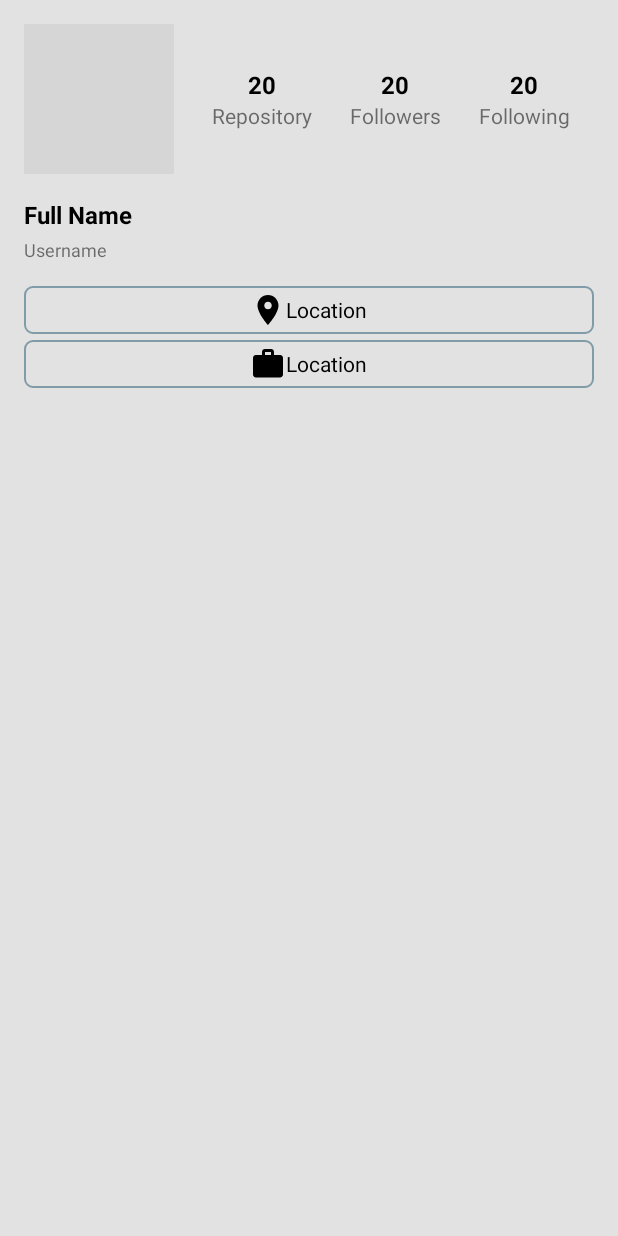
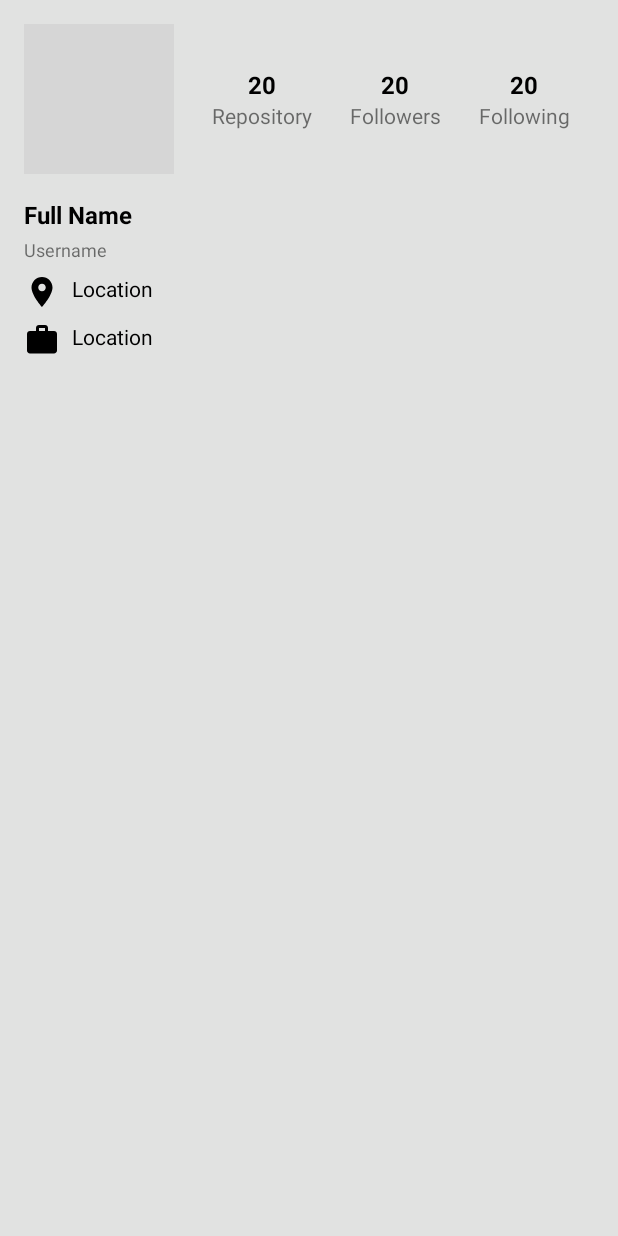
Before and after one commit to fadlan7/Android-Fundamental, an Android app: the layout activity_user_detail.xml on its own in the app's theme, with its tools: preview values and no code run, on a phone screen of 412 x 824 dp. Run offline under Robolectric (Android 15) with nearby library versions, the phone set to English and light mode, and no system bars; grey boxes are pictures that could not be loaded.

Commit message:
Detail Fragment, view pager, list user follow, delete string user list submission 1

```diff
--- a/app/src/main/AndroidManifest.xml
+++ b/app/src/main/AndroidManifest.xml
@@ -25,7 +25,7 @@
             </intent-filter>
         </activity>
         <activity
-            android:name=".ui.UserDetailActivity"
+            android:name=".ui.detail.UserDetailActivity"
             android:exported="false" />
         <activity
             android:name=".MainActivity"
--- /dev/null
+++ b/app/src/main/java/com/fadlan/githubuserapp/ui/detail/DetailViewModel.java
@@ -0,0 +1,4 @@
+package com.fadlan.githubuserapp.ui.detail;
+
+public class DetailViewModel {
+}
--- a/app/src/main/java/com/fadlan/githubuserapp/ui/UserDetailActivity.kt
+++ b/app/src/main/java/com/fadlan/githubuserapp/ui/detail/UserDetailActivity.kt
@@ -1,4 +1,4 @@
-package com.fadlan.githubuserapp.ui
+package com.fadlan.githubuserapp.ui.detail
 
 import androidx.appcompat.app.AppCompatActivity
 import android.os.Bundle
--- /dev/null
+++ b/app/src/main/java/com/fadlan/githubuserapp/ui/detail/UserDetailAdapter.java
@@ -0,0 +1,4 @@
+package com.fadlan.githubuserapp.ui.detail;
+
+public class UserDetailAdapter {
+}
--- a/app/src/main/java/com/fadlan/githubuserapp/viewmodel/MainViewModel.kt
+++ b/app/src/main/java/com/fadlan/githubuserapp/ui/main/MainViewModel.kt
@@ -1,15 +1,13 @@
-package com.fadlan.githubuserapp.viewmodel
+package com.fadlan.githubuserapp.ui.main
 
 import android.annotation.SuppressLint
 import android.util.Log
 import android.view.View
 import androidx.lifecycle.MutableLiveData
 import androidx.lifecycle.ViewModel
-import com.fadlan.githubuserapp.R
 import com.fadlan.githubuserapp.data.model.SearchResponse
 import com.fadlan.githubuserapp.data.model.ItemsItem
 import com.fadlan.githubuserapp.data.setting.ApiConfig
-import com.fadlan.githubuserapp.databinding.ActivityMainBinding
 import retrofit2.Response
 import retrofit2.Call
 import retrofit2.Callback
--- a/app/src/main/java/com/fadlan/githubuserapp/adapter/UserListAdapter.kt
+++ b/app/src/main/java/com/fadlan/githubuserapp/ui/main/UserListAdapter.kt
@@ -1,4 +1,4 @@
-package com.fadlan.githubuserapp.adapter
+package com.fadlan.githubuserapp.ui.main
 
 import android.content.Context
 import android.content.Intent
@@ -8,11 +8,9 @@ import android.widget.ImageView
 import android.widget.TextView
 import androidx.recyclerview.widget.RecyclerView
 import com.bumptech.glide.Glide
-import com.bumptech.glide.request.RequestOptions
-import com.fadlan.githubuserapp.User
 import com.fadlan.githubuserapp.databinding.UsersListBinding
 import com.fadlan.githubuserapp.data.model.ItemsItem
-import com.fadlan.githubuserapp.ui.UserDetailActivity
+import com.fadlan.githubuserapp.ui.detail.UserDetailActivity
 
 class UserListAdapter(private val context: Context) :
     RecyclerView.Adapter<UserListAdapter.ListViewHolder>() {
--- a/app/src/main/res/layout/activity_user_detail.xml
+++ b/app/src/main/res/layout/activity_user_detail.xml
@@ -5,6 +5,18 @@
     android:layout_width="match_parent"
     android:layout_height="match_parent"
     android:background="@color/background">
+
+    <ScrollView
+        android:layout_width="match_parent"
+        android:layout_height="wrap_content"
+        android:fillViewport="true"
+        app:layout_constraintEnd_toEndOf="parent"
+        app:layout_constraintStart_toStartOf="parent"
+        app:layout_constraintTop_toTopOf="parent">
+
+        <androidx.constraintlayout.widget.ConstraintLayout
+            android:layout_width="match_parent"
+            android:layout_height="wrap_content">
 
             <de.hdodenhof.circleimageview.CircleImageView
                 android:id="@+id/iv_users_photo"
@@ -101,65 +113,69 @@
                 app:layout_constraintTop_toBottomOf="@+id/tv_fullName"
                 tools:text="@string/username_dummy" />
 
-    <LinearLayout
-        android:id="@+id/linearLocation"
-        android:layout_width="match_parent"
-        android:layout_height="wrap_content"
-        android:layout_margin="16dp"
-        android:background="@drawable/cell_shape"
-        android:gravity="center"
-        android:orientation="horizontal"
-        android:padding="4dp"
-        app:layout_constraintStart_toStartOf="parent"
-        app:layout_constraintTop_toBottomOf="@+id/tv_username">
-
             <ImageView
                 android:id="@+id/img_location"
                 android:layout_width="wrap_content"
                 android:layout_height="wrap_content"
+                android:layout_marginStart="16dp"
+                android:layout_marginTop="8dp"
                 android:contentDescription="@string/location_icon"
                 android:src="@drawable/ic_baseline_location_on_24_black"
+                app:layout_constraintStart_toStartOf="parent"
+                app:layout_constraintTop_toBottomOf="@+id/tv_username"
                 app:tint="@color/black" />
 
             <TextView
                 android:id="@+id/tv_location"
                 android:layout_width="wrap_content"
                 android:layout_height="wrap_content"
+                android:layout_marginStart="8dp"
+                android:layout_marginTop="8dp"
                 android:textAlignment="center"
                 android:textColor="@color/black"
                 android:textSize="14sp"
+                app:layout_constraintStart_toEndOf="@+id/img_location"
+                app:layout_constraintTop_toBottomOf="@+id/tv_username"
                 tools:text="@string/location_dummy" />
-    </LinearLayout>
-
-    <LinearLayout
-        android:layout_width="match_parent"
-        android:layout_height="wrap_content"
-        android:layout_marginStart="16dp"
-        android:layout_marginTop="4dp"
-        android:layout_marginEnd="16dp"
-        android:background="@drawable/cell_shape"
-        android:gravity="center"
-        android:orientation="horizontal"
-        android:padding="4dp"
-        app:layout_constraintEnd_toEndOf="parent"
-        app:layout_constraintStart_toStartOf="parent"
-        app:layout_constraintTop_toBottomOf="@+id/linearLocation">
 
             <ImageView
                 android:id="@+id/img_company"
                 android:layout_width="wrap_content"
                 android:layout_height="wrap_content"
+                android:layout_marginStart="16dp"
+                android:layout_marginTop="8dp"
                 android:contentDescription="@string/company_icon"
                 android:src="@drawable/ic_baseline_work_24"
+                app:layout_constraintStart_toStartOf="parent"
+                app:layout_constraintTop_toBottomOf="@+id/img_location"
                 app:tint="@color/black" />
 
             <TextView
                 android:id="@+id/tv_company"
                 android:layout_width="wrap_content"
                 android:layout_height="wrap_content"
+                android:layout_marginStart="8dp"
                 android:textAlignment="center"
                 android:textColor="@color/black"
                 android:textSize="14sp"
+                app:layout_constraintStart_toEndOf="@+id/img_company"
+                app:layout_constraintTop_toTopOf="@+id/img_company"
                 tools:text="@string/location_dummy" />
-    </LinearLayout>
+
+
+            <com.google.android.material.tabs.TabLayout
+                android:id="@+id/tabs"
+                android:layout_width="match_parent"
+                android:layout_height="wrap_content"
+                android:background="@color/background"
+                app:layout_constraintTop_toBottomOf="parent" />
+
+            <androidx.viewpager2.widget.ViewPager2
+                android:id="@+id/view_pager"
+                android:layout_width="match_parent"
+                android:layout_height="match_parent" />
+
+
         </androidx.constraintlayout.widget.ConstraintLayout>
+    </ScrollView>
+</androidx.constraintlayout.widget.ConstraintLayout>
```
Also changed, not shown: app/src/main/java/com/fadlan/githubuserapp/MainActivity.kt (+2 -7 lines), app/src/main/java/com/fadlan/githubuserapp/data/model/DetailResponse.kt (added, +102 -0 lines), app/src/main/java/com/fadlan/githubuserapp/ui/detail/UserFollowFragment.kt (added, +52 -0 lines), app/src/main/res/layout/fragment_user_follow.xml (added, +19 -0 lines), app/src/main/res/layout/users_follow.xml (added, +71 -0 lines), app/src/main/res/values/strings.xml (+1 -90 lines), app/src/main/res/values/themes.xml (+10 -0 lines). Lines whose indentation alone changed are shown as unchanged.
